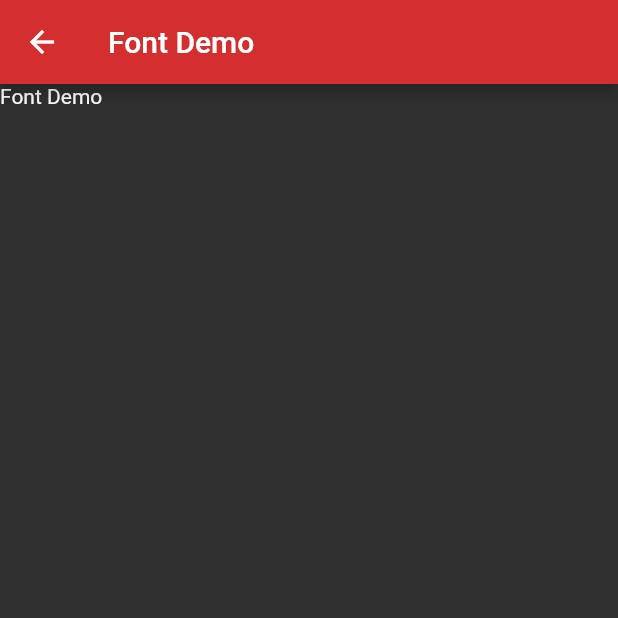
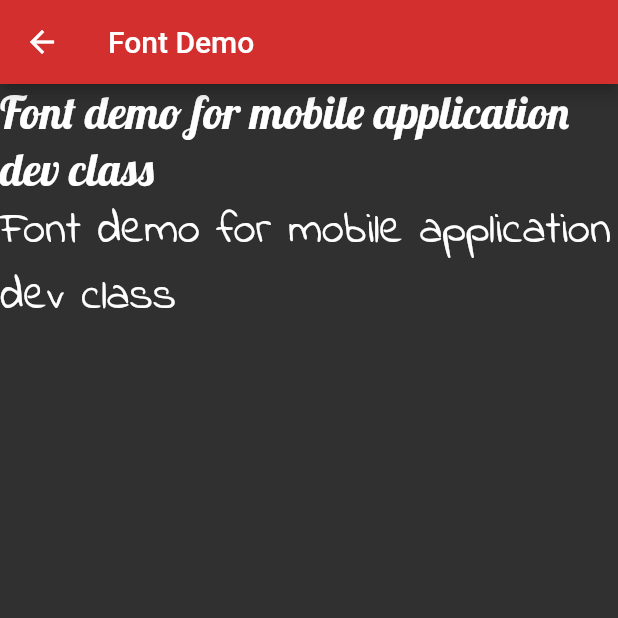
Before and after one commit to rohithaider/cmsc4303-lesson1, a Flutter app: the FontScreen screen opened by its route, on a phone screen of 412 x 824 dp, the top half of it. Run offline on Flutter 3.47's test engine with Material 2 defaults, Android fonts, the phone set to English and light mode, and no system bars.

Commit message:
install custom fonts

```diff
--- a/lib/screen/font_screen.dart
+++ b/lib/screen/font_screen.dart
@@ -8,7 +8,18 @@ class FontScreen extends StatelessWidget {
       appBar: AppBar(
         title: Text('Font Demo'),
       ),
-      body: Text('Font Demo'),
+      body: Column(
+        children: [
+          Text(
+            'Font demo for mobile application dev class ',
+            style: TextStyle(fontSize: 30.0, fontFamily: 'Lobster'),
+          ),
+          Text(
+            'Font demo for mobile application dev class ',
+            style: TextStyle(fontSize: 30.0, fontFamily: 'IndieFlower'),
+          ),
+        ],
+      ),
     );
   }
 }
```
Also changed, not shown: pubspec.yaml (+10 -12 lines), fonts/IndieFlower-Regular.ttf (added), fonts/Lobster-Regular.ttf (added).
